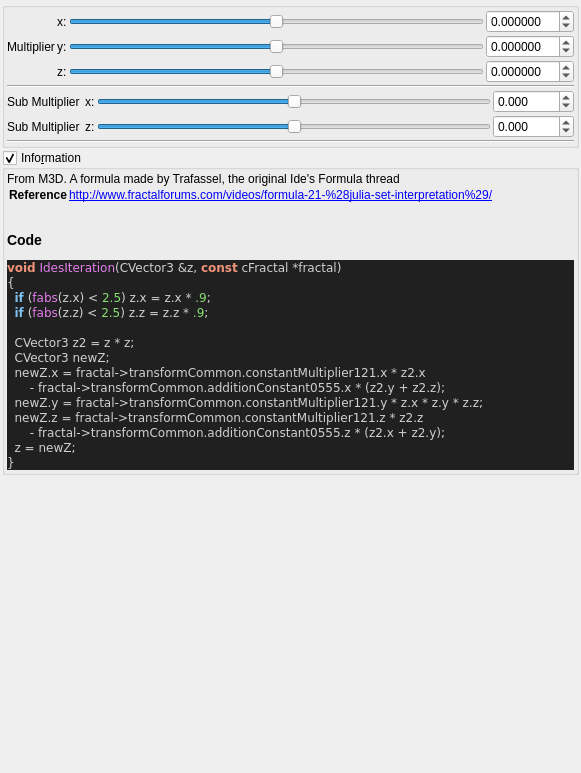
Before: the Qt Designer form mandelbulber2/qt_data/fractal_ides.ui in buddhi1980/mandelbulber2, drawn with Qt 5.
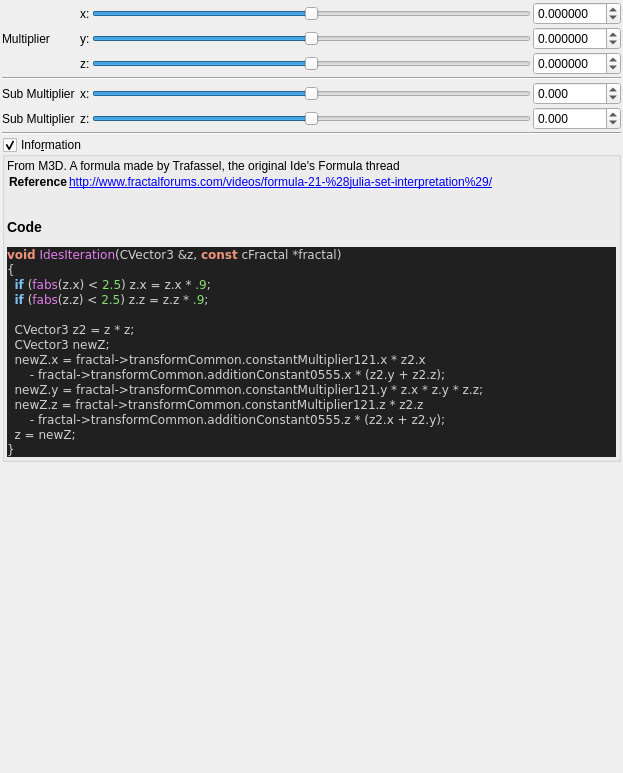
After: the same form once the commit is applied. Custom widgets are drawn as their Qt base class.

Commit message: Cleaned up several UIs for fractals

Patch:
```diff
--- a/mandelbulber2/qt_data/fractal_ides.ui
+++ b/mandelbulber2/qt_data/fractal_ides.ui
@@ -6,7 +6,7 @@
    <rect>
     <x>0</x>
     <y>0</y>
-    <width>581</width>
+    <width>623</width>
     <height>773</height>
    </rect>
   </property>
@@ -30,44 +30,63 @@
     <number>2</number>
    </property>
    <item>
-    <widget class="QGroupBox" name="groupBox_2">
-     <property name="toolTip">
-      <string>&lt;html&gt;&lt;head/&gt;&lt;body&gt;&lt;p&gt;&lt;span style=&quot; color:#000000;&quot;&gt;based on MsltoeSym3 from Mandelbulb3D, also refer&lt;/span&gt;&lt;/p&gt;&lt;p&gt;&lt;span style=&quot; color:#000000;&quot;&gt;http://www.fractalforums.com/theory/choosing-the-squaring-formula-by-location/15/&lt;/span&gt;&lt;/p&gt;&lt;/body&gt;&lt;/html&gt;</string>
-     </property>
-     <property name="title">
-      <string/>
-     </property>
-     <property name="checkable">
-      <bool>false</bool>
-     </property>
-     <layout class="QVBoxLayout" name="verticalLayout_30" stretch="0">
-      <property name="spacing">
-       <number>2</number>
-      </property>
-      <property name="leftMargin">
-       <number>2</number>
-      </property>
-      <property name="topMargin">
-       <number>2</number>
-      </property>
-      <property name="rightMargin">
-       <number>2</number>
-      </property>
-      <property name="bottomMargin">
-       <number>2</number>
-      </property>
-      <item>
        <layout class="QGridLayout" name="gridLayout_64">
         <property name="spacing">
          <number>2</number>
         </property>
-        <item row="5" column="1" colspan="4">
-         <widget class="Line" name="line_59">
+     <item row="6" column="3">
+      <widget class="QSlider" name="slider3_transf_addition_constant_0555_z">
+       <property name="sizePolicy">
+        <sizepolicy hsizetype="Expanding" vsizetype="Maximum">
+         <horstretch>0</horstretch>
+         <verstretch>0</verstretch>
+        </sizepolicy>
+       </property>
+       <property name="minimum">
+        <number>-2000</number>
+       </property>
+       <property name="maximum">
+        <number>2000</number>
+       </property>
+       <property name="value">
+        <number>0</number>
+       </property>
+       <property name="sliderPosition">
+        <number>0</number>
+       </property>
           <property name="orientation">
            <enum>Qt::Horizontal</enum>
           </property>
          </widget>
         </item>
+     <item row="1" column="4">
+      <widget class="MyDoubleSpinBox" name="spinbox3_transf_constant_multiplier_121_x">
+       <property name="sizePolicy">
+        <sizepolicy hsizetype="Minimum" vsizetype="Maximum">
+         <horstretch>0</horstretch>
+         <verstretch>0</verstretch>
+        </sizepolicy>
+       </property>
+       <property name="prefix">
+        <string/>
+       </property>
+       <property name="suffix">
+        <string/>
+       </property>
+       <property name="decimals">
+        <number>6</number>
+       </property>
+       <property name="minimum">
+        <double>-99.989999999999995</double>
+       </property>
+       <property name="maximum">
+        <double>99.989999999999995</double>
+       </property>
+       <property name="singleStep">
+        <double>0.100000000000000</double>
+       </property>
+      </widget>
+     </item>
         <item row="2" column="1">
          <widget class="QLabel" name="label_267">
           <property name="text">
@@ -75,34 +94,6 @@
           </property>
          </widget>
         </item>
-        <item row="3" column="4">
-         <widget class="MyDoubleSpinBox" name="spinbox3_transf_constant_multiplier_121_z">
-          <property name="sizePolicy">
-           <sizepolicy hsizetype="Minimum" vsizetype="Maximum">
-            <horstretch>0</horstretch>
-            <verstretch>0</verstretch>
-           </sizepolicy>
-          </property>
-          <property name="prefix">
-           <string/>
-          </property>
-          <property name="suffix">
-           <string/>
-          </property>
-          <property name="decimals">
-           <number>6</number>
-          </property>
-          <property name="minimum">
-           <double>-99.989999999999995</double>
-          </property>
-          <property name="maximum">
-           <double>99.989999999999995</double>
-          </property>
-          <property name="singleStep">
-           <double>0.100000000000000</double>
-          </property>
-         </widget>
-        </item>
         <item row="2" column="4">
          <widget class="MyDoubleSpinBox" name="spinbox3_transf_constant_multiplier_121_y">
           <property name="sizePolicy">
@@ -131,72 +122,8 @@
           </property>
          </widget>
         </item>
-        <item row="2" column="2">
-         <widget class="QLabel" name="label_264">
-          <property name="text">
-           <string>y:</string>
-          </property>
-         </widget>
-        </item>
-        <item row="1" column="4">
-         <widget class="MyDoubleSpinBox" name="spinbox3_transf_constant_multiplier_121_x">
-          <property name="sizePolicy">
-           <sizepolicy hsizetype="Minimum" vsizetype="Maximum">
-            <horstretch>0</horstretch>
-            <verstretch>0</verstretch>
-           </sizepolicy>
-          </property>
-          <property name="prefix">
-           <string/>
-          </property>
-          <property name="suffix">
-           <string/>
-          </property>
-          <property name="decimals">
-           <number>6</number>
-          </property>
-          <property name="minimum">
-           <double>-99.989999999999995</double>
-          </property>
-          <property name="maximum">
-           <double>99.989999999999995</double>
-          </property>
-          <property name="singleStep">
-           <double>0.100000000000000</double>
-          </property>
-         </widget>
-        </item>
-        <item row="3" column="2">
-         <widget class="QLabel" name="label_266">
-          <property name="text">
-           <string>z:</string>
-          </property>
-         </widget>
-        </item>
-        <item row="1" column="2">
-         <widget class="QLabel" name="label_257">
-          <property name="text">
-           <string>x:</string>
-          </property>
-         </widget>
-        </item>
-        <item row="3" column="3">
-         <widget class="QSlider" name="slider3_transf_constant_multiplier_121_z">
-          <property name="sizePolicy">
-           <sizepolicy hsizetype="Expanding" vsizetype="Maximum">
-            <horstretch>0</horstretch>
-            <verstretch>0</verstretch>
-           </sizepolicy>
-          </property>
-          <property name="minimum">
-           <number>-5000000</number>
-          </property>
-          <property name="maximum">
-           <number>5000000</number>
-          </property>
-          <property name="singleStep">
-           <number>1</number>
-          </property>
+     <item row="7" column="1" colspan="4">
+      <widget class="Line" name="line_59">
           <property name="orientation">
            <enum>Qt::Horizontal</enum>
           </property>
@@ -247,33 +174,28 @@
          </widget>
         </item>
         <item row="4" column="1" colspan="4">
-         <layout class="QGridLayout" name="gridLayout_3">
-          <property name="spacing">
-           <number>2</number>
-          </property>
-          <item row="0" column="0" colspan="4">
            <widget class="Line" name="line_56">
             <property name="orientation">
              <enum>Qt::Horizontal</enum>
             </property>
            </widget>
           </item>
-          <item row="2" column="1">
-           <widget class="QLabel" name="label_268">
+     <item row="2" column="2">
+      <widget class="QLabel" name="label_264">
             <property name="text">
-             <string>z:</string>
+        <string>y:</string>
             </property>
            </widget>
           </item>
-          <item row="1" column="1">
+     <item row="5" column="2">
            <widget class="QLabel" name="label_258">
             <property name="text">
              <string>x:</string>
             </property>
            </widget>
           </item>
-          <item row="2" column="3">
-           <widget class="MyDoubleSpinBox" name="spinbox3_transf_addition_constant_0555_z">
+     <item row="3" column="4">
+      <widget class="MyDoubleSpinBox" name="spinbox3_transf_constant_multiplier_121_z">
             <property name="sizePolicy">
              <sizepolicy hsizetype="Minimum" vsizetype="Maximum">
               <horstretch>0</horstretch>
@@ -287,21 +209,21 @@
              <string/>
             </property>
             <property name="decimals">
-             <number>3</number>
+        <number>6</number>
             </property>
             <property name="minimum">
-             <double>-2000.000000000000000</double>
+        <double>-99.989999999999995</double>
             </property>
             <property name="maximum">
-             <double>2000.000000000000000</double>
+        <double>99.989999999999995</double>
             </property>
             <property name="singleStep">
              <double>0.100000000000000</double>
             </property>
            </widget>
           </item>
-          <item row="2" column="2">
-           <widget class="QSlider" name="slider3_transf_addition_constant_0555_z">
+     <item row="3" column="3">
+      <widget class="QSlider" name="slider3_transf_constant_multiplier_121_z">
             <property name="sizePolicy">
              <sizepolicy hsizetype="Expanding" vsizetype="Maximum">
               <horstretch>0</horstretch>
@@ -309,95 +231,136 @@
              </sizepolicy>
             </property>
             <property name="minimum">
-             <number>-2000</number>
+        <number>-5000000</number>
             </property>
             <property name="maximum">
-             <number>2000</number>
-            </property>
-            <property name="value">
-             <number>0</number>
-            </property>
-            <property name="sliderPosition">
-             <number>0</number>
+        <number>5000000</number>
+       </property>
+       <property name="singleStep">
+        <number>1</number>
             </property>
             <property name="orientation">
              <enum>Qt::Horizontal</enum>
             </property>
            </widget>
           </item>
-          <item row="1" column="3">
-           <widget class="MyDoubleSpinBox" name="spinbox3_transf_addition_constant_0555_x">
-            <property name="sizePolicy">
-             <sizepolicy hsizetype="Minimum" vsizetype="Maximum">
-              <horstretch>0</horstretch>
-              <verstretch>0</verstretch>
-             </sizepolicy>
-            </property>
-            <property name="prefix">
-             <string/>
-            </property>
-            <property name="suffix">
-             <string/>
-            </property>
-            <property name="decimals">
-             <number>3</number>
-            </property>
-            <property name="minimum">
-             <double>-2000.000000000000000</double>
-            </property>
-            <property name="maximum">
-             <double>2000.000000000000000</double>
-            </property>
-            <property name="singleStep">
-             <double>0.100000000000000</double>
-            </property>
-           </widget>
-          </item>
-          <item row="1" column="0">
+     <item row="3" column="2">
+      <widget class="QLabel" name="label_266">
+       <property name="text">
+        <string>z:</string>
+       </property>
+      </widget>
+     </item>
+     <item row="1" column="2">
+      <widget class="QLabel" name="label_257">
+       <property name="text">
+        <string>x:</string>
+       </property>
+      </widget>
+     </item>
+     <item row="5" column="1">
            <widget class="QLabel" name="label_146">
             <property name="text">
              <string>Sub Multiplier </string>
             </property>
            </widget>
           </item>
-          <item row="1" column="2">
-           <widget class="QSlider" name="slider3_transf_addition_constant_0555_x">
-            <property name="sizePolicy">
-             <sizepolicy hsizetype="Expanding" vsizetype="Maximum">
-              <horstretch>0</horstretch>
-              <verstretch>0</verstretch>
-             </sizepolicy>
-            </property>
-            <property name="minimum">
-             <number>-2000</number>
-            </property>
-            <property name="maximum">
-             <number>2000</number>
-            </property>
-            <property name="value">
-             <number>0</number>
-            </property>
-            <property name="sliderPosition">
-             <number>0</number>
-            </property>
-            <property name="orientation">
-             <enum>Qt::Horizontal</enum>
-            </property>
-           </widget>
-          </item>
-          <item row="2" column="0">
+     <item row="6" column="1">
            <widget class="QLabel" name="label_147">
             <property name="text">
              <string>Sub Multiplier</string>
             </property>
            </widget>
           </item>
-         </layout>
-        </item>
-       </layout>
-      </item>
-     </layout>
-    </widget>
+     <item row="6" column="2">
+      <widget class="QLabel" name="label_268">
+       <property name="text">
+        <string>z:</string>
+       </property>
+      </widget>
+     </item>
+     <item row="5" column="3">
+      <widget class="QSlider" name="slider3_transf_addition_constant_0555_x">
+       <property name="sizePolicy">
+        <sizepolicy hsizetype="Expanding" vsizetype="Maximum">
+         <horstretch>0</horstretch>
+         <verstretch>0</verstretch>
+        </sizepolicy>
+       </property>
+       <property name="minimum">
+        <number>-2000</number>
+       </property>
+       <property name="maximum">
+        <number>2000</number>
+       </property>
+       <property name="value">
+        <number>0</number>
+       </property>
+       <property name="sliderPosition">
+        <number>0</number>
+       </property>
+       <property name="orientation">
+        <enum>Qt::Horizontal</enum>
+       </property>
+      </widget>
+     </item>
+     <item row="5" column="4">
+      <widget class="MyDoubleSpinBox" name="spinbox3_transf_addition_constant_0555_x">
+       <property name="sizePolicy">
+        <sizepolicy hsizetype="Minimum" vsizetype="Maximum">
+         <horstretch>0</horstretch>
+         <verstretch>0</verstretch>
+        </sizepolicy>
+       </property>
+       <property name="prefix">
+        <string/>
+       </property>
+       <property name="suffix">
+        <string/>
+       </property>
+       <property name="decimals">
+        <number>3</number>
+       </property>
+       <property name="minimum">
+        <double>-2000.000000000000000</double>
+       </property>
+       <property name="maximum">
+        <double>2000.000000000000000</double>
+       </property>
+       <property name="singleStep">
+        <double>0.100000000000000</double>
+       </property>
+      </widget>
+     </item>
+     <item row="6" column="4">
+      <widget class="MyDoubleSpinBox" name="spinbox3_transf_addition_constant_0555_z">
+       <property name="sizePolicy">
+        <sizepolicy hsizetype="Minimum" vsizetype="Maximum">
+         <horstretch>0</horstretch>
+         <verstretch>0</verstretch>
+        </sizepolicy>
+       </property>
+       <property name="prefix">
+        <string/>
+       </property>
+       <property name="suffix">
+        <string/>
+       </property>
+       <property name="decimals">
+        <number>3</number>
+       </property>
+       <property name="minimum">
+        <double>-2000.000000000000000</double>
+       </property>
+       <property name="maximum">
+        <double>2000.000000000000000</double>
+       </property>
+       <property name="singleStep">
+        <double>0.100000000000000</double>
+       </property>
+      </widget>
+     </item>
+    </layout>
    </item>
    <item>
     <widget class="MyGroupBox" name="groupCheck_info">
```
Lines whose indentation alone changed are shown as unchanged. The commit also changes 6 other files.
